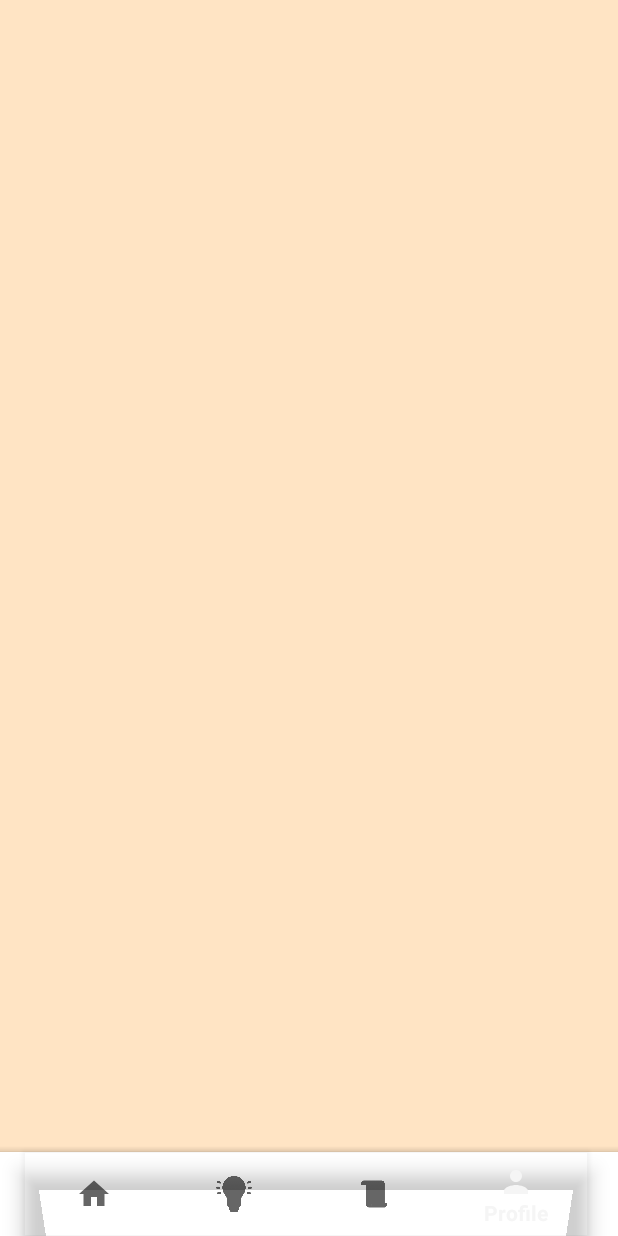
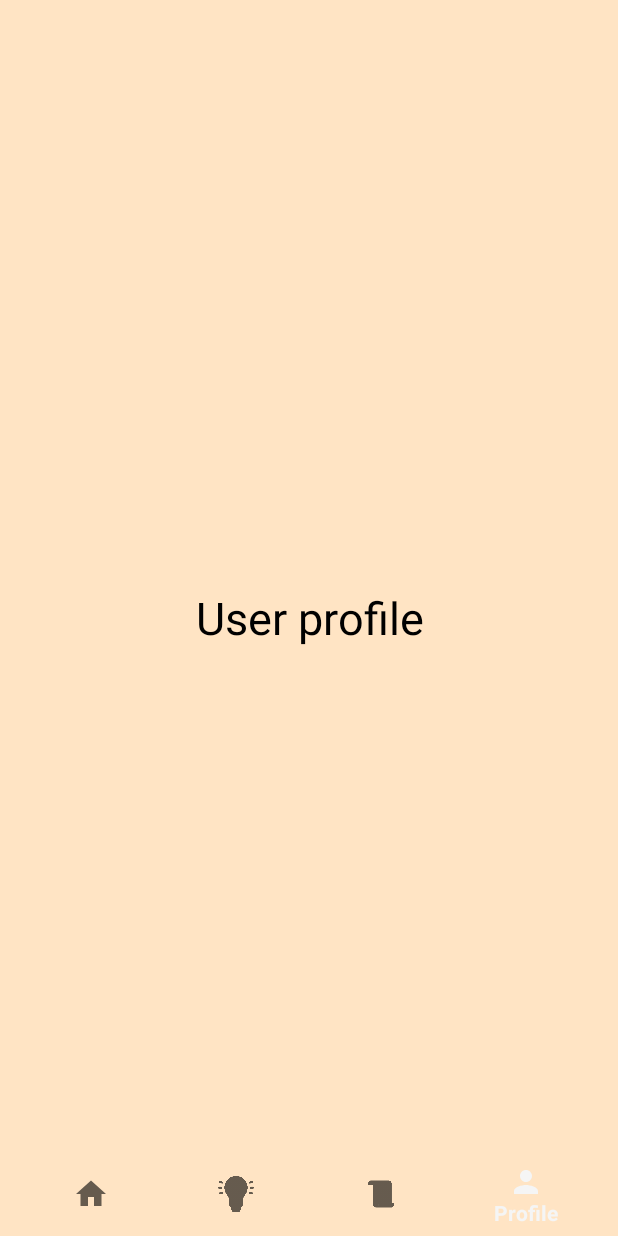
Before and after one commit to GabrielaBujor/Equation-Enigma, an Android app: the MainActivity screen opened directly, with no data from a screen before it, item 4 of the bottom bar chosen, on a phone screen of 412 x 824 dp. Run offline under Robolectric (Android 15) with nearby library versions, the phone set to English and light mode, and no system bars.

Commit message:
Added fragments v2

```diff
--- a/app/src/main/java/com/example/equationenigma/MainActivity.java
+++ b/app/src/main/java/com/example/equationenigma/MainActivity.java
@@ -1,14 +1,55 @@
 package com.example.equationenigma;
 
 import androidx.appcompat.app.AppCompatActivity;
+import androidx.fragment.app.Fragment;
+import androidx.fragment.app.FragmentManager;
+import androidx.fragment.app.FragmentTransaction;
 
 import android.os.Bundle;
 
+import com.example.equationenigma.databinding.ActivityMainBinding;
+
 public class MainActivity extends AppCompatActivity {
+
+    ActivityMainBinding binding;
 
     @Override
     protected void onCreate(Bundle savedInstanceState) {
         super.onCreate(savedInstanceState);
-        setContentView(R.layout.activity_main);
+        binding = ActivityMainBinding.inflate(getLayoutInflater());
+        setContentView(binding.getRoot());
+
+        replaceFragment(new HomeFragment());
+        binding.bottomNavigationView.setBackground(null);
+
+        binding.bottomNavigationView.setOnItemSelectedListener(item -> {
+
+            switch (item.getItemId()) {
+                case R.id.navigation_home:
+                    replaceFragment(new HomeFragment());
+                    break;
+
+                case R.id.navigation_quiz:
+                    replaceFragment(new QuizFragment());
+                    break;
+
+                case R.id.navigation_report:
+                    replaceFragment(new ReportFragment());
+                    break;
+
+                case R.id.navigation_profile:
+                    replaceFragment(new UserProfileFragment());
+                    break;
+            }
+
+            return true;
+        });
+    }
+
+    private void replaceFragment(Fragment fragment) {
+        FragmentManager fragmentManager = getSupportFragmentManager();
+        FragmentTransaction fragmentTransaction = fragmentManager.beginTransaction();
+        fragmentTransaction.replace(R.id.frame_layout, fragment);
+        fragmentTransaction.commit();
     }
 }
--- a/app/src/main/res/layout/activity_main.xml
+++ b/app/src/main/res/layout/activity_main.xml
@@ -8,28 +8,28 @@
     android:background="@drawable/background"
     tools:context=".MainActivity">
 
+    <TextView
+        android:layout_width="match_parent"
+        android:layout_height="match_parent"
+        android:text="Home"
+        android:gravity="center"
+        android:textSize="30dp"
+        android:textColor="@color/black"/>
+
     <FrameLayout
         android:layout_width="match_parent"
         android:layout_height="match_parent"
         android:id="@+id/frame_layout"/>
 
-    <com.google.android.material.bottomappbar.BottomAppBar
-        android:layout_width="match_parent"
-        android:layout_height="wrap_content"
-        android:id="@+id/bottomAppBar"
-        android:layout_gravity="bottom"
-        android:background="#FBDAB3"
-        app:fabCradleMargin="10dp"
-        app:fabCradleRoundedCornerRadius="50dp">
+        <com.google.android.material.bottomnavigation.BottomNavigationView
+            android:id="@+id/bottomNavigationView"
+            android:layout_width="match_parent"
+            android:layout_height="wrap_content"
+            android:layout_marginEnd="0dp"
+            app:menu="@menu/bottom_navigation_menu"
+            android:background="#FDB55E"
+            android:layout_gravity="bottom"/>
 
-    <com.google.android.material.bottomnavigation.BottomNavigationView
-        android:id="@+id/bottomNavigationView"
-        android:layout_width="wrap_content"
-        android:layout_height="wrap_content"
-        android:layout_marginEnd="20dp"
-        app:menu="@menu/bottom_navigation_menu"
-        android:background="#00000000"/>
 
-    </com.google.android.material.bottomappbar.BottomAppBar>
 
 </androidx.coordinatorlayout.widget.CoordinatorLayout>
--- a/app/src/main/res/layout/fragment_user_profile.xml
+++ b/app/src/main/res/layout/fragment_user_profile.xml
@@ -3,12 +3,15 @@
     xmlns:tools="http://schemas.android.com/tools"
     android:layout_width="match_parent"
     android:layout_height="match_parent"
-    tools:context=".UserProfileFragment">
+    tools:context=".UserProfileFragment"
+    android:background="@drawable/background">
 
-    <!-- TODO: Update blank fragment layout -->
     <TextView
         android:layout_width="match_parent"
         android:layout_height="match_parent"
-        android:text="@string/hello_blank_fragment" />
+        android:text="User profile"
+        android:gravity="center"
+        android:textSize="30dp"
+        android:textColor="@color/black"/>
 
 </FrameLayout>
```
Also changed, not shown: app/src/main/res/layout/fragment_home.xml (+6 -3 lines), app/src/main/res/layout/fragment_quiz.xml (+6 -3 lines), app/src/main/res/layout/fragment_report.xml (+6 -3 lines).
